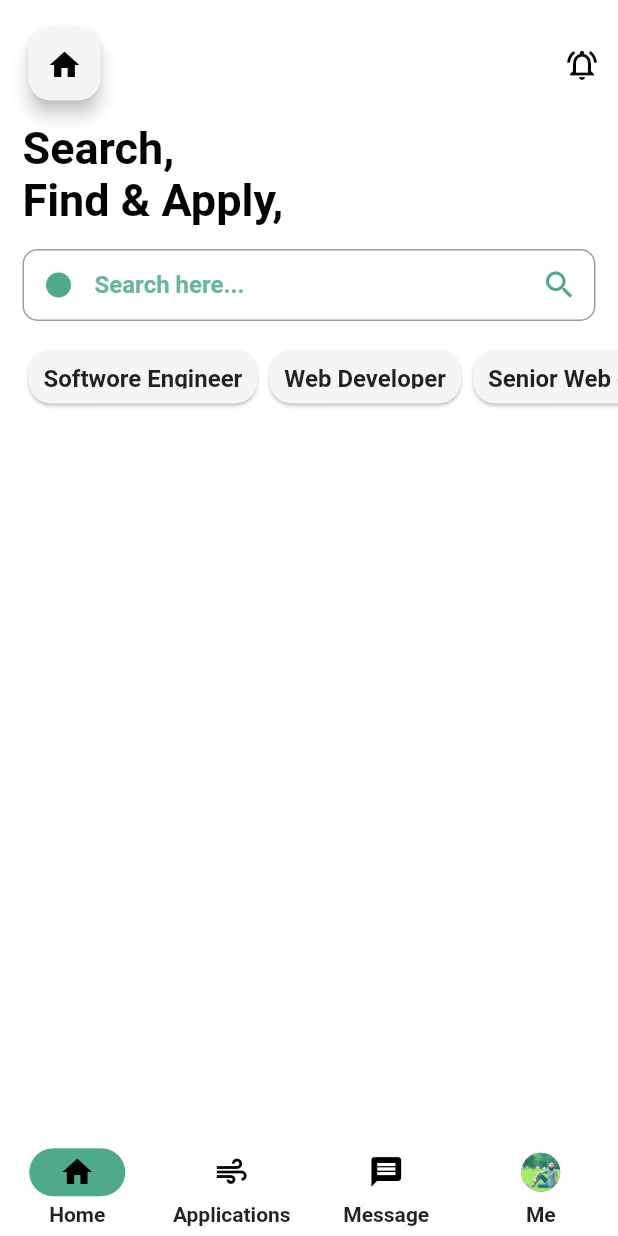
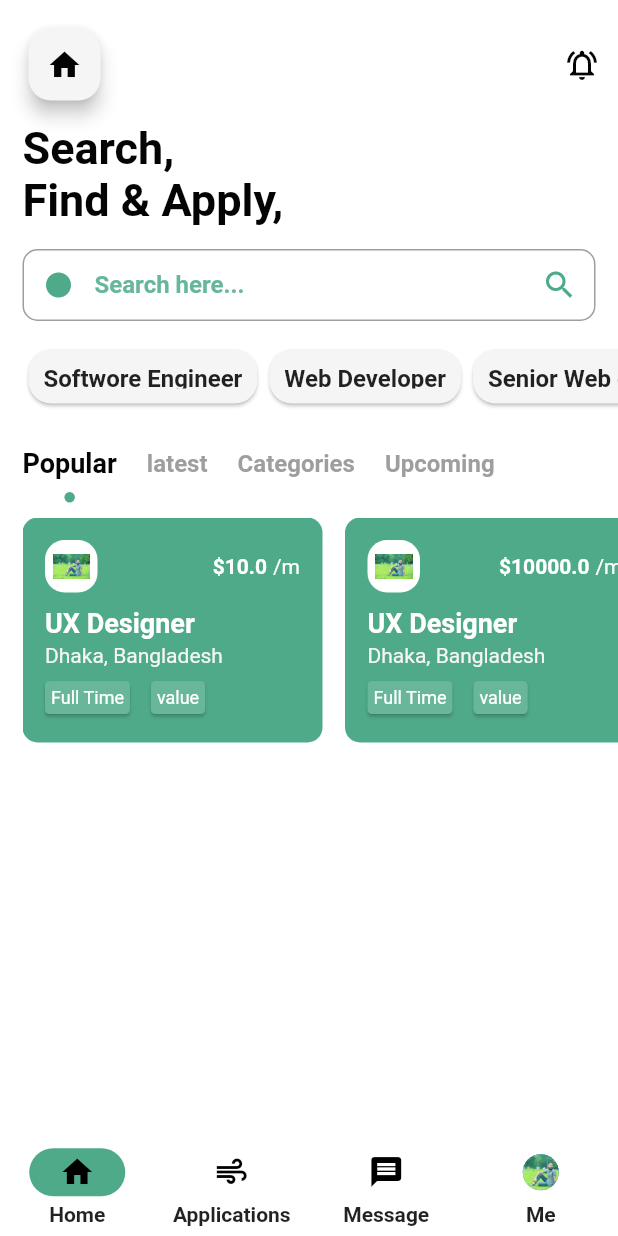
Before and after one commit to raselhossen125/job_finding_ui, a Flutter app: the screen it shows after launch, on a phone screen of 412 x 824 dp. Run offline on Flutter 3.47's test engine with Material 2 defaults, Android fonts, the phone set to English and light mode, and no system bars; our stand-ins replace introduction_screen.

Commit message:
home page edit

```diff
--- a/lib/main.dart
+++ b/lib/main.dart
@@ -2,6 +2,7 @@
 
 import 'package:flutter/material.dart';
 import 'package:provider/provider.dart';
+import 'provider/populars_designe.dart';
 import 'provider/work_data.dart';
 import 'screen/auth_screen.dart';
 import 'screen/dicition_screen.dart';
@@ -9,6 +10,7 @@ import 'screen/home_screen.dart';
 import 'screen/onbordingpage_screen.dart';
 import 'screen/spalash_screen.dart';
 import 'screen/showBottomNav_screen.dart';
+import 'widget/home_tabBar_widget.dart';
 
 void main() {
   runApp(const MyApp());
@@ -22,6 +24,7 @@ class MyApp extends StatelessWidget {
     return MultiProvider(
       providers: [
         ChangeNotifierProvider(create: (ctx) => Work()),
+        ChangeNotifierProvider(create: (ctx) => Populars()),
       ],
       child: MaterialApp(
       debugShowCheckedModeBanner: false,
--- /dev/null
+++ b/lib/provider/popular_designe.dart
@@ -0,0 +1,21 @@
+import 'package:flutter/material.dart';
+
+class PopularDesign with ChangeNotifier{
+  final String id;
+  final String imageUrl;
+  final double salary;
+  final String title;
+  final String location;
+  final String time;
+  final String value;
+
+  PopularDesign({
+    required this.id,
+    required this.imageUrl,
+    required this.salary,
+    required this.title,
+    required this.location,
+    required this.time,
+    required this.value,
+  });
+}
--- /dev/null
+++ b/lib/provider/populars_designe.dart
@@ -0,0 +1,58 @@
+// ignore_for_file: prefer_final_fields
+
+import 'package:flutter/material.dart';
+import 'popular_designe.dart';
+
+class Populars with ChangeNotifier {
+  List<PopularDesign> _items = [
+    PopularDesign(
+      id: '01',
+      imageUrl: 'assets/popularDesign/me.jpg',
+      salary: 10,
+      title: 'UX Designer',
+      location: 'Dhaka, Bangladesh',
+      time: 'Full Time',
+      value: 'value',
+    ),
+    PopularDesign(
+      id: '02',
+      imageUrl: 'assets/popularDesign/me.jpg',
+      salary: 10000,
+      title: 'UX Designer',
+      location: 'Dhaka, Bangladesh',
+      time: 'Full Time',
+      value: 'value',
+    ),
+    PopularDesign(
+      id: '03',
+      imageUrl: 'assets/popularDesign/me.jpg',
+      salary: 10000,
+      title: 'UX Designer',
+      location: 'Dhaka, Bangladesh',
+      time: 'Full Time',
+      value: 'value',
+    ),
+    PopularDesign(
+      id: '04',
+      imageUrl: 'assets/popularDesign/me.jpg',
+      salary: 10000,
+      title: 'UX Designer',
+      location: 'Dhaka, Bangladesh',
+      time: 'Full Time',
+      value: 'value',
+    ),
+    PopularDesign(
+      id: '05',
+      imageUrl: 'assets/popularDesign/me.jpg',
+      salary: 10000,
+      title: 'UD Designer',
+      location: 'Dhaka, Bangladesh',
+      time: 'Full Time',
+      value: 'value',
+    ),
+  ];
+
+  List<PopularDesign> get items {
+    return [..._items];
+  }
+}
--- a/lib/screen/auth_screen.dart
+++ b/lib/screen/auth_screen.dart
@@ -76,7 +76,7 @@ class _AuthScreenState extends State<AuthScreen>
                     ],
                   ),
                 ),
-              )
+              ),
             ],
           ),
         ),
--- a/lib/screen/home_screen.dart
+++ b/lib/screen/home_screen.dart
@@ -4,6 +4,7 @@ import 'package:flutter/material.dart';
 import 'package:provider/provider.dart';
 import '../provider/work_data.dart';
 import '../untils/colors.dart';
+import '../widget/home_tabBar_widget.dart';
 import '../widget/work_item_widget.dart';
 
 class HomeScreen extends StatelessWidget {
@@ -17,9 +18,10 @@ class HomeScreen extends StatelessWidget {
       body: SafeArea(
         child: Padding(
           padding: EdgeInsets.only(top: 15, left: 15),
+          child: SingleChildScrollView(
             child: Column(
               children: [
-              // TODO Topbar start
+                // TODO Appbar start
                 Row(
                   children: [
                     Card(
@@ -40,7 +42,7 @@ class HomeScreen extends StatelessWidget {
                       color: appColor().btnColor,
                     ),
                   ],
-              ), // TODO Topbar end
+                ), // TODO Appbar end
                 SizedBox(
                   height: 10,
                 ),
@@ -109,6 +111,7 @@ class HomeScreen extends StatelessWidget {
                 ),
                 Container(
                   height: 44,
+                  margin: EdgeInsets.only(bottom: 12),
                   child: ListView.builder(
                     scrollDirection: Axis.horizontal,
                     itemCount: data.workData.length,
@@ -117,7 +120,9 @@ class HomeScreen extends StatelessWidget {
                     },
                   ),
                 ),
+                HometabBarWidget(),
               ],
+            ),
           ),
         ),
       ),
--- a/lib/screen/showBottomNav_screen.dart
+++ b/lib/screen/showBottomNav_screen.dart
@@ -40,14 +40,13 @@ class _ShowBottomNavScreenState extends State<ShowBottomNavScreen> {
           selectedIndex: index,
           onDestinationSelected: (index) => setState(() => this.index = index),
           destinations: [
-
             NavigationDestination(icon: Icon(Icons.home), label: "Home"),
             NavigationDestination(icon: Icon(Icons.air), label: "Applications"),
             NavigationDestination(icon: Icon(Icons.message), label: "Message"),
             NavigationDestination(icon: CircleAvatar(
-              radius: 13,
+              radius: 12,
               backgroundImage: AssetImage('assets/onBordingPageImage/me.jpg'),
-            ), label: 'Me')
+            ), label: 'Me',)
           ],
         ),
       ),
--- /dev/null
+++ b/lib/widget/custom_tab_indicator.dart
@@ -0,0 +1,45 @@
+import 'package:flutter/material.dart';
+
+class RoundedRectangleTabIndicator extends Decoration {
+  final BoxPainter _painter;
+
+  RoundedRectangleTabIndicator(
+      {required Color color, required double weight, required double width})
+      : _painter = _RRectanglePainterColor(color, weight, width);
+
+  // @override
+  // BoxPainter createBoxPainter([VoidCallback? onChanged]) {
+  //   throw UnimplementedError();
+  // }
+  @override
+  BoxPainter createBoxPainter([VoidCallback? onChanged]) => _painter;
+}
+
+class _RRectanglePainterColor extends BoxPainter {
+  final Paint _paint;
+  final double weight;
+  final double width;
+
+  _RRectanglePainterColor(Color color, this.weight, this.width)
+      : _paint = Paint()
+          ..color = color
+          ..isAntiAlias = true;
+
+  @override
+  void paint(Canvas canvas, Offset offset, ImageConfiguration cfg) {
+    // Custom Position
+    // cfg.size.width*0.5 to make it start from center
+    // subtract by 7.2 to make it really center
+    final Offset customOffset = offset +
+        Offset(cfg.size!.width / 2 - (width * 0.5), cfg.size!.height - weight);
+
+    //Custom Rectangle
+    Rect myRect = customOffset & Size(width, weight);
+
+    // Custom Rounded Rectangle
+    RRect myRRect = RRect.fromRectXY(myRect, weight, weight);
+
+    // Finally we have to draw
+    canvas.drawRRect(myRRect, _paint);
+  }
+}
--- /dev/null
+++ b/lib/widget/home_tabBar_widget.dart
@@ -0,0 +1,76 @@
+// ignore_for_file: prefer_const_literals_to_create_immutables, prefer_const_constructors, use_key_in_widget_constructors, sized_box_for_whitespace
+
+import 'package:flutter/material.dart';
+
+import '../untils/colors.dart';
+import 'custom_tab_indicator.dart';
+import 'popular_tabbarView_widget.dart';
+
+class HometabBarWidget extends StatefulWidget {
+  @override
+  State<HometabBarWidget> createState() => _HometabBarWidgetState();
+}
+
+class _HometabBarWidgetState extends State<HometabBarWidget>
+    with SingleTickerProviderStateMixin {
+  late TabController _tabController;
+  @override
+  void initState() {
+    _tabController = TabController(length: 4, vsync: this);
+    super.initState();
+  }
+
+  @override
+  Widget build(BuildContext context) {
+    return Column(
+      children: [
+        Container(
+          width: double.infinity,
+          height: 50,
+          child: TabBar(
+            isScrollable: true,
+            indicator: RoundedRectangleTabIndicator(
+              color: appColor().cardColor,
+              weight: 7,
+              width: 7,
+            ),
+            labelPadding: EdgeInsets.only(left: 0, right: 20),
+            indicatorPadding: EdgeInsets.only(left: 0, right: 20),
+            labelColor: appColor().btnColor,
+            unselectedLabelColor: Colors.grey,
+            labelStyle: TextStyle(fontSize: 18, fontWeight: FontWeight.bold),
+            unselectedLabelStyle: TextStyle(fontSize: 16, fontWeight: FontWeight.bold),
+            indicatorColor: appColor().cardColor,
+            controller: _tabController,
+            tabs: [
+              Tab(
+                text: "Popular",
+              ),
+              Tab(
+                text: "latest",
+              ),
+              Tab(
+                text: "Categories",
+              ),
+              Tab(
+                text: "Upcoming",
+              ),
+            ],
+          ),
+        ),
+        Container(
+          height: 300,
+          child: TabBarView(
+            controller: _tabController,
+            children: [
+              PopularTabBarViewWidget(),
+              Text("data"),
+              Text("data"),
+              Text("data"),
+            ],
+          ),
+        ),
+      ],
+    );
+  }
+}
--- /dev/null
+++ b/lib/widget/popular_item.dart
@@ -0,0 +1,142 @@
+// ignore_for_file: prefer_const_constructors, use_key_in_widget_constructors, prefer_const_constructors_in_immutables
+
+import 'package:flutter/material.dart';
+import 'package:provider/provider.dart';
+
+import '../provider/populars_designe.dart';
+import '../untils/colors.dart';
+
+class PopularItem extends StatelessWidget {
+  final String id;
+  final String imageUrl;
+  final double salary;
+  final String title;
+  final String location;
+  final String time;
+  final String value;
+
+  PopularItem(this.id, this.imageUrl, this.salary, this.title, this.location, this.time, this.value);
+
+  @override
+  Widget build(BuildContext context) {
+    final data = Provider.of<Populars>(context, listen: false);
+    return Padding(
+      padding: const EdgeInsets.only(right: 15),
+      child: Column(
+        crossAxisAlignment: CrossAxisAlignment.start,
+        children: [
+          Container(
+            height: 150,
+            width: 200,
+            decoration: BoxDecoration(
+              borderRadius: BorderRadius.circular(10),
+              color: appColor().cardColor,
+            ),
+            child: Padding(
+              padding: const EdgeInsets.all(15.0),
+              child: Column(
+                crossAxisAlignment: CrossAxisAlignment.start,
+                children: [
+                  Row(
+                    children: [
+                      Container(
+                        height: 35,
+                        width: 35,
+                        decoration: BoxDecoration(
+                            borderRadius: BorderRadius.circular(13),
+                            color: Colors.white),
+                        child: Padding(
+                          padding: const EdgeInsets.all(5.0),
+                          child: Image.asset(imageUrl),
+                        ),
+                      ),
+                      Spacer(),
+                      Text(
+                        '\$${salary}',
+                        style: TextStyle(
+                          fontWeight: FontWeight.bold,
+                          fontSize: 14,
+                          color: Colors.white,
+                        ),
+                      ),
+                      SizedBox(
+                        width: 4,
+                      ),
+                      Text(
+                        '/m',
+                        style: TextStyle(color: Colors.white),
+                      ),
+                    ],
+                  ),
+                  SizedBox(
+                    height: 10,
+                  ),
+                  Text(
+                    title,
+                    style: TextStyle(
+                      fontWeight: FontWeight.bold,
+                      fontSize: 18,
+                      color: Colors.white,
+                    ),
+                  ),
+                  SizedBox(
+                    height: 3,
+                  ),
+                  Text(
+                    location,
+                    style: TextStyle(
+                      fontSize: 14,
+                      color: appColor().greyColor,
+                    ),
+                  ),
+                  Spacer(),
+                  Row(
+                    children: [
+                      Card(
+                        margin: EdgeInsets.only(left: 0, right: 10),
+                        color: appColor().cardBtnColor,
+                        shape: RoundedRectangleBorder(
+                          borderRadius: BorderRadius.circular(3),
+                        ),
+                        child: Padding(
+                          padding: const EdgeInsets.all(4),
+                          child: Center(
+                            child: Text(
+                              time,
+                              style: TextStyle(
+                                fontSize: 12,
+                                color: Colors.white,
+                              ),
+                            ),
+                          ),
+                        ),
+                      ),
+                      Card(
+                        color: appColor().cardBtnColor,
+                        shape: RoundedRectangleBorder(
+                          borderRadius: BorderRadius.circular(3),
+                        ),
+                        child: Padding(
+                          padding: const EdgeInsets.all(4.0),
+                          child: Center(
+                            child: Text(
+                              value,
+                              style: TextStyle(
+                                fontSize: 12,
+                                color: Colors.white,
+                              ),
+                            ),
+                          ),
+                        ),
+                      ),
+                    ],
+                  )
+                ],
+              ),
+            ),
+          ),
+        ],
+      ),
+    );
+  }
+}
--- /dev/null
+++ b/lib/widget/popular_tabbarView_widget.dart
@@ -0,0 +1,41 @@
+// ignore_for_file: prefer_const_literals_to_create_immutables, prefer_const_constructors
+
+import 'package:flutter/material.dart';
+import 'package:provider/provider.dart';
+
+import '../provider/populars_designe.dart';
+import 'popular_item.dart';
+
+class PopularTabBarViewWidget extends StatelessWidget {
+  const PopularTabBarViewWidget({Key? key}) : super(key: key);
+
+  @override
+  Widget build(BuildContext context) {
+    final popular = Provider.of<Populars>(context, listen: false);
+    return SingleChildScrollView(
+      child: Column(
+        children: [
+          Container(
+            margin: EdgeInsets.only(top: 10),
+            height: 150,
+            child: ListView.builder(
+              scrollDirection: Axis.horizontal,
+              itemCount: popular.items.length,
+              itemBuilder: (context, index) {
+                return PopularItem(
+                  popular.items[index].id,
+                  popular.items[index].imageUrl,
+                  popular.items[index].salary,
+                  popular.items[index].title,
+                  popular.items[index].location,
+                  popular.items[index].time,
+                  popular.items[index].value,
+                );
+              },
+            ),
+          ),
+        ],
+      ),
+    );
+  }
+}
--- a/pubspec.yaml
+++ b/pubspec.yaml
@@ -63,6 +63,7 @@ flutter:
   assets:
     - assets/onBordingPageImage/
     - assets/auth/
+    - assets/popularDesign/
   #   - images/a_dot_ham.jpeg
 
   # An image asset can refer to one or more resolution-specific "variants", see
```
Also changed, not shown: assets/popularDesign/me.jpg (added). Lines whose indentation alone changed are shown as unchanged.
